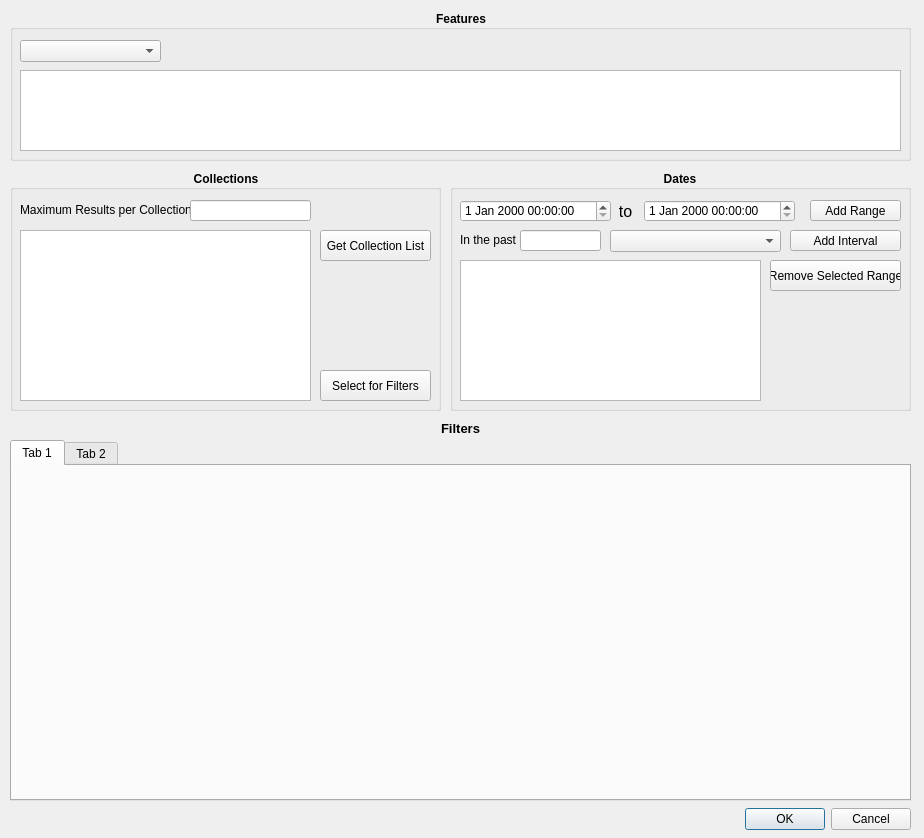
The window that search_dialog_base.ui (eodms-sgdot/eodms-qgis) describes before a commit, drawn with Qt 5.
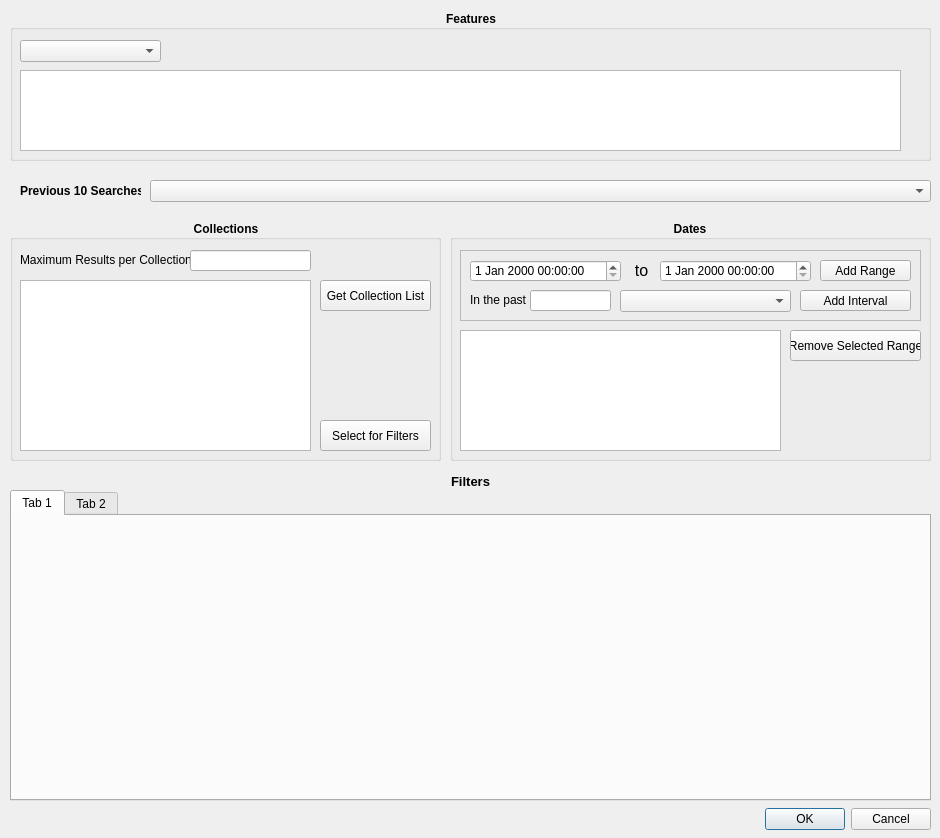
The same window after the commit.

Commit message: Added Previous Searches List

The edit to the form file:
```diff
--- a/search_dialog_base.ui
+++ b/search_dialog_base.ui
@@ -6,7 +6,7 @@
    <rect>
     <x>0</x>
     <y>0</y>
-    <width>924</width>
+    <width>940</width>
     <height>838</height>
    </rect>
   </property>
@@ -16,7 +16,7 @@
   <widget class="QDialogButtonBox" name="boxOkCancel">
    <property name="geometry">
     <rect>
-     <x>570</x>
+     <x>590</x>
      <y>803</y>
      <width>341</width>
      <height>32</height>
@@ -33,7 +33,7 @@
    <property name="geometry">
     <rect>
      <x>10</x>
-     <y>170</y>
+     <y>220</y>
      <width>431</width>
      <height>241</height>
     </rect>
@@ -118,9 +118,9 @@
    <property name="geometry">
     <rect>
      <x>10</x>
-     <y>440</y>
-     <width>901</width>
-     <height>361</height>
+     <y>490</y>
+     <width>921</width>
+     <height>311</height>
     </rect>
    </property>
    <property name="currentIndex">
@@ -140,8 +140,8 @@
   <widget class="QLabel" name="lblFilters">
    <property name="geometry">
     <rect>
-     <x>430</x>
-     <y>420</y>
+     <x>440</x>
+     <y>473</y>
      <width>61</width>
      <height>16</height>
     </rect>
@@ -164,8 +164,8 @@
    <property name="geometry">
     <rect>
      <x>450</x>
-     <y>170</y>
-     <width>461</width>
+     <y>220</y>
+     <width>481</width>
      <height>241</height>
     </rect>
    </property>
@@ -185,34 +185,52 @@
    <property name="flat">
     <bool>false</bool>
    </property>
-   <widget class="QPushButton" name="butAddRange">
+   <widget class="QListWidget" name="lstDates">
     <property name="geometry">
      <rect>
-      <x>360</x>
-      <y>30</y>
-      <width>91</width>
-      <height>21</height>
+      <x>10</x>
+      <y>110</y>
+      <width>321</width>
+      <height>121</height>
+     </rect>
+    </property>
+    <property name="selectionMode">
+     <enum>QAbstractItemView::ExtendedSelection</enum>
+    </property>
+   </widget>
+   <widget class="QPushButton" name="butRemoveRange">
+    <property name="geometry">
+     <rect>
+      <x>340</x>
+      <y>110</y>
+      <width>131</width>
+      <height>31</height>
      </rect>
     </property>
     <property name="text">
-     <string>Add Range</string>
+     <string>Remove Selected Range</string>
     </property>
    </widget>
+   <widget class="QFrame" name="frame">
+    <property name="geometry">
+     <rect>
+      <x>10</x>
+      <y>30</y>
+      <width>461</width>
+      <height>71</height>
+     </rect>
+    </property>
+    <property name="frameShape">
+     <enum>QFrame::StyledPanel</enum>
+    </property>
+    <property name="frameShadow">
+     <enum>QFrame::Raised</enum>
+    </property>
    <widget class="QDateTimeEdit" name="datStart">
     <property name="geometry">
      <rect>
       <x>10</x>
-      <y>30</y>
-      <width>151</width>
-      <height>22</height>
-     </rect>
-    </property>
-   </widget>
-   <widget class="QDateTimeEdit" name="datEnd">
-    <property name="geometry">
-     <rect>
-      <x>194</x>
-      <y>30</y>
+       <y>10</y>
       <width>151</width>
       <height>22</height>
      </rect>
@@ -221,8 +239,8 @@
    <widget class="QLabel" name="lblTo">
     <property name="geometry">
      <rect>
-      <x>160</x>
-      <y>33</y>
+       <x>166</x>
+       <y>12</y>
       <width>31</width>
       <height>16</height>
      </rect>
@@ -239,60 +257,34 @@
      <set>Qt::AlignCenter</set>
     </property>
    </widget>
-   <widget class="QListWidget" name="lstDates">
+    <widget class="QDateTimeEdit" name="datEnd">
     <property name="geometry">
      <rect>
-      <x>10</x>
-      <y>90</y>
-      <width>301</width>
-      <height>141</height>
-     </rect>
-    </property>
-    <property name="selectionMode">
-     <enum>QAbstractItemView::ExtendedSelection</enum>
-    </property>
-   </widget>
-   <widget class="QPushButton" name="butRemoveRange">
-    <property name="geometry">
-     <rect>
-      <x>320</x>
-      <y>90</y>
-      <width>131</width>
-      <height>31</height>
-     </rect>
-    </property>
-    <property name="text">
-     <string>Remove Selected Range</string>
-    </property>
-   </widget>
-   <widget class="QComboBox" name="cboInterval">
-    <property name="geometry">
-     <rect>
-      <x>160</x>
-      <y>60</y>
-      <width>171</width>
+       <x>200</x>
+       <y>10</y>
+       <width>151</width>
       <height>22</height>
      </rect>
     </property>
    </widget>
-   <widget class="QPushButton" name="butInterval">
+    <widget class="QPushButton" name="butAddRange">
     <property name="geometry">
      <rect>
-      <x>340</x>
-      <y>60</y>
-      <width>111</width>
+       <x>360</x>
+       <y>10</y>
+       <width>91</width>
       <height>21</height>
      </rect>
     </property>
     <property name="text">
-     <string>Add Interval</string>
+      <string>Add Range</string>
     </property>
    </widget>
    <widget class="QLabel" name="lblPast">
     <property name="geometry">
      <rect>
       <x>10</x>
-      <y>62</y>
+       <y>42</y>
       <width>61</width>
       <height>16</height>
      </rect>
@@ -305,19 +297,43 @@
     <property name="geometry">
      <rect>
       <x>70</x>
-      <y>60</y>
+       <y>40</y>
       <width>81</width>
       <height>21</height>
      </rect>
     </property>
    </widget>
+    <widget class="QComboBox" name="cboInterval">
+     <property name="geometry">
+      <rect>
+       <x>160</x>
+       <y>40</y>
+       <width>171</width>
+       <height>22</height>
+      </rect>
+     </property>
+    </widget>
+    <widget class="QPushButton" name="butInterval">
+     <property name="geometry">
+      <rect>
+       <x>340</x>
+       <y>40</y>
+       <width>111</width>
+       <height>21</height>
+      </rect>
+     </property>
+     <property name="text">
+      <string>Add Interval</string>
+     </property>
+    </widget>
+   </widget>
   </widget>
   <widget class="QGroupBox" name="grpFeats">
    <property name="geometry">
     <rect>
      <x>10</x>
      <y>10</y>
-     <width>901</width>
+     <width>921</width>
      <height>151</height>
     </rect>
    </property>
@@ -358,6 +374,35 @@
     </property>
    </widget>
   </widget>
+  <widget class="QComboBox" name="cboPrevSrch">
+   <property name="geometry">
+    <rect>
+     <x>150</x>
+     <y>180</y>
+     <width>781</width>
+     <height>22</height>
+    </rect>
+   </property>
+  </widget>
+  <widget class="QLabel" name="lblPrevSrch">
+   <property name="geometry">
+    <rect>
+     <x>20</x>
+     <y>183</y>
+     <width>121</width>
+     <height>16</height>
+    </rect>
+   </property>
+   <property name="font">
+    <font>
+     <weight>75</weight>
+     <bold>true</bold>
+    </font>
+   </property>
+   <property name="text">
+    <string>Previous 10 Searches:</string>
+   </property>
+  </widget>
  </widget>
  <tabstops>
   <tabstop>cboGeoOp</tabstop>
```
Lines whose indentation alone changed are shown as unchanged. The commit also changes 4 other files.
